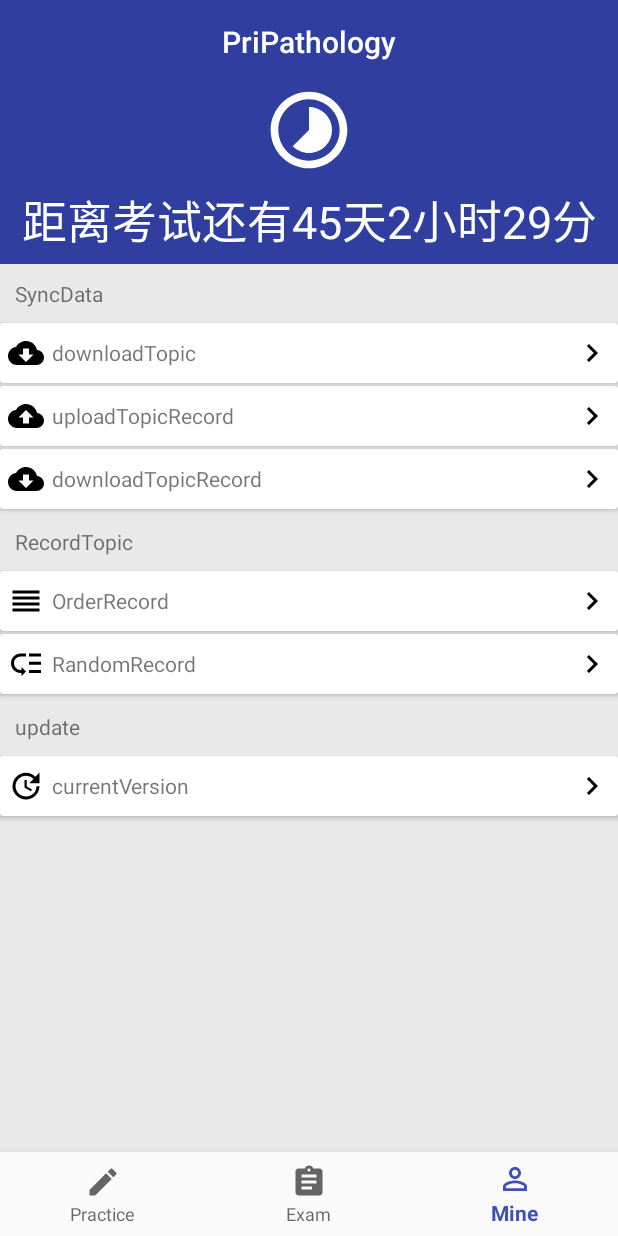
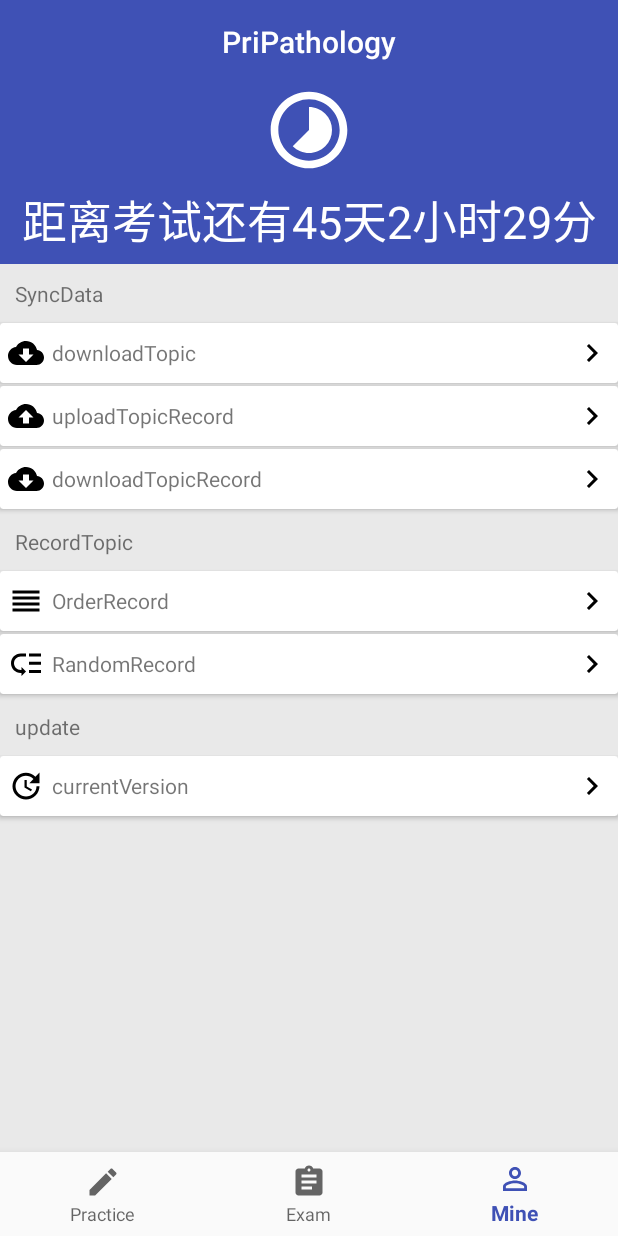
Before and after one commit to louiema1n/PriPathology, an Android app: the screen it shows after launch (MainActivity), item 3 of the bottom bar chosen, on a phone screen of 412 x 824 dp. Run offline under Robolectric (Android 15) with nearby library versions, the phone set to English and light mode, and no system bars.

Commit message:
优化 主题颜色显示

```diff
--- a/app/src/main/res/layout/base_toolbar.xml
+++ b/app/src/main/res/layout/base_toolbar.xml
@@ -8,7 +8,8 @@
             android:id="@+id/tb_base_toolbar"
             android:layout_width="match_parent"
             android:layout_height="wrap_content"
-            android:background="@color/colorPrimaryDark">
+            android:theme="@style/ToolBarTheme"
+            android:background="@color/colorPrimary">
 
         <!-- Title -->
         <TextView
--- a/app/src/main/res/layout/layout_mine.xml
+++ b/app/src/main/res/layout/layout_mine.xml
@@ -8,7 +8,7 @@
     <LinearLayout
             android:layout_width="match_parent"
             android:layout_height="120dp"
-            android:background="@color/colorPrimaryDark"
+            android:background="@color/colorPrimary"
             android:orientation="vertical">
 
         <ImageView
--- a/app/src/main/res/values/styles.xml
+++ b/app/src/main/res/values/styles.xml
@@ -6,6 +6,15 @@
         <item name="colorPrimary">@color/colorPrimary</item>
         <item name="colorPrimaryDark">@color/colorPrimaryDark</item>
         <item name="colorAccent">@color/colorAccent</item>
+        <!-- 沉浸式 -->
+        <item name="android:windowTranslucentStatus">false</item>
+        <item name="android:windowDrawsSystemBarBackgrounds">true</item>
+        <item name="android:statusBarColor">@color/colorPrimary</item>
+        <!--<item name="android:windowLightStatusBar">true</item>-->
+    </style>
+
+    <style name="ToolBarTheme" parent="Theme.AppCompat.Light">
+        <item name="actionMenuTextColor">@android:color/white</item>
     </style>
 
 </resources>
```
